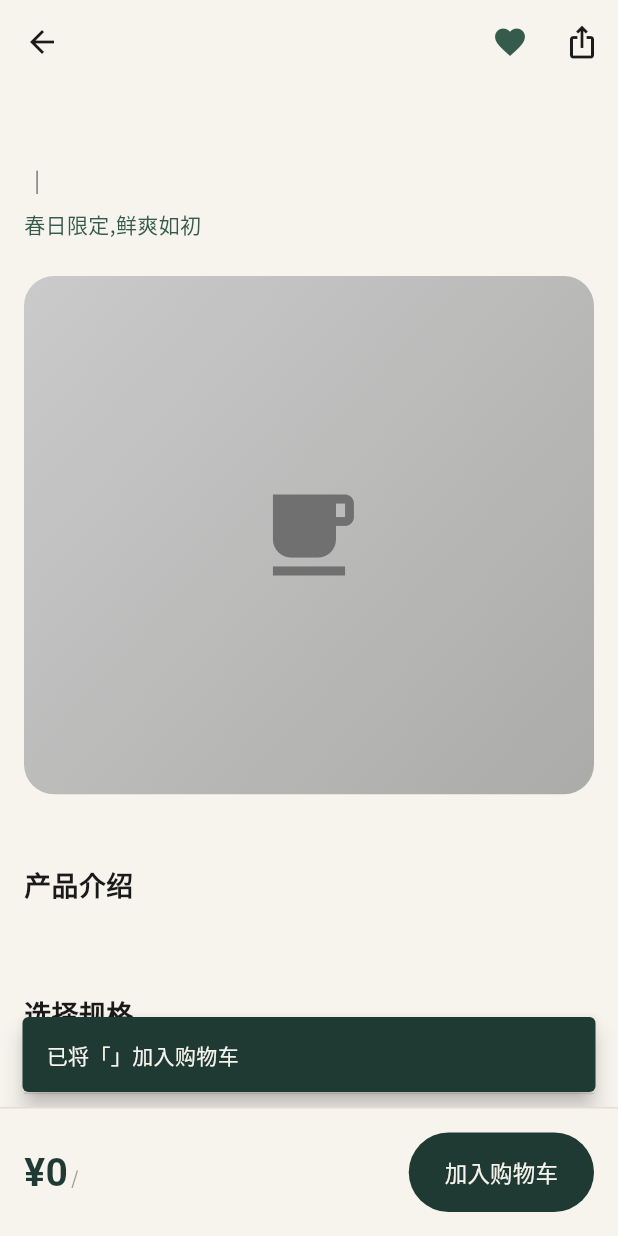
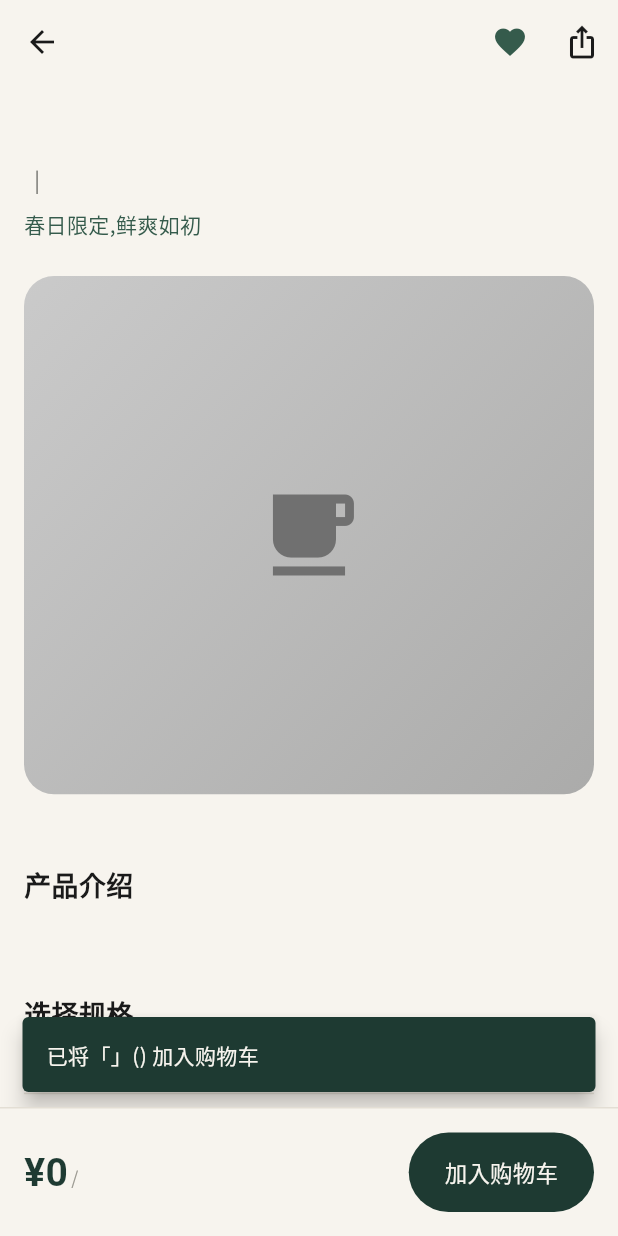
Before and after one commit to vam12375/liji-tea-flutter, a Flutter app: the ProductDetailScreen screen opened directly with empty values, after a tap on the "favorite outline" icon, after a tap on "加入购物车", on a phone screen of 412 x 824 dp. Run offline on Flutter 3.47's test engine with Material 3 defaults, Android fonts, the phone set to English and light mode, and no system bars; our stand-ins replace google_fonts; Roboto replaces fonts that are missing (Noto Serif Sc).

Commit message:
fix: sync bottom spec label with selected spec on product detail
Co-Authored-By: qing meng <2898191344@qq.com>

```diff
--- a/lib/screens/product_detail_screen.dart
+++ b/lib/screens/product_detail_screen.dart
@@ -108,18 +108,20 @@ class _ProductDetailScreenState extends State<ProductDetailScreen> {
       ),
       bottomNavigationBar: _BottomBar(
         price: product.price,
-        unit: product.unit,
+        unit: product.specs.isNotEmpty ? product.specs[_selectedSpec] : product.unit,
         onAdd: () => _showAdded(context),
       ),
     );
   }
 
   void _showAdded(BuildContext context) {
+    final product = widget.product;
+    final spec = product.specs.isNotEmpty ? product.specs[_selectedSpec] : product.unit;
     ScaffoldMessenger.of(context)
       ..hideCurrentSnackBar()
       ..showSnackBar(
         SnackBar(
-          content: Text('已将「${widget.product.name}」加入购物车',
+          content: Text('已将「${product.name}」($spec) 加入购物车',
               style: AppTypography.sans(size: 14, color: AppColors.riceWhite)),
           backgroundColor: AppColors.inkGreen,
           behavior: SnackBarBehavior.floating,
```
